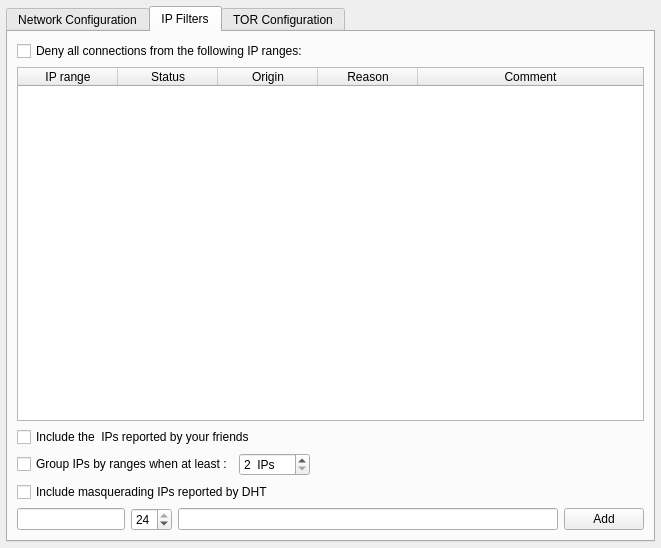
This is retroshare-gui/src/gui/settings/ServerPage.ui in RetroShare/RetroShare as Qt 5 draws it before an edit. The edited form follows.
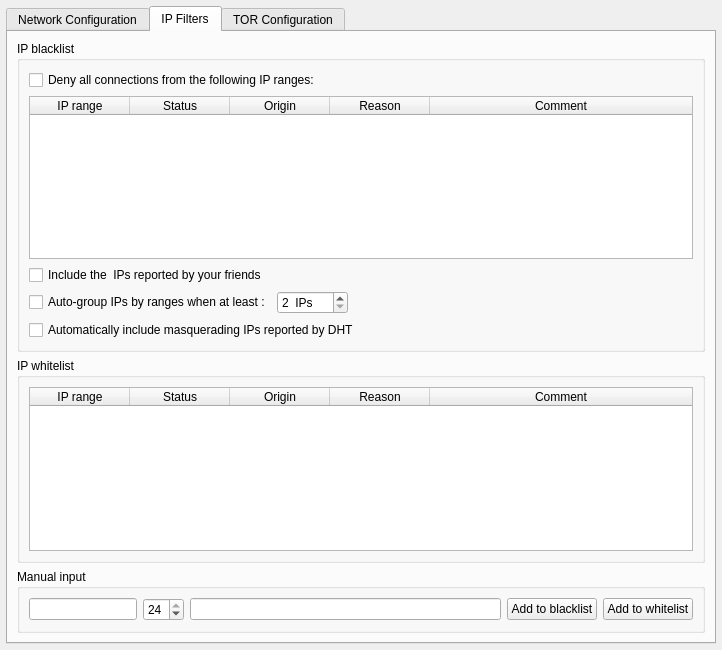
This is the edited form. Icons and pictures are not drawn.

Commit message: added whitelist system and GUI for it. Not used in pqissl yet.

```diff
--- a/retroshare-gui/src/gui/settings/ServerPage.ui
+++ b/retroshare-gui/src/gui/settings/ServerPage.ui
@@ -6,8 +6,8 @@
    <rect>
     <x>0</x>
     <y>0</y>
-    <width>661</width>
-    <height>548</height>
+    <width>722</width>
+    <height>650</height>
    </rect>
   </property>
   <layout class="QVBoxLayout" name="verticalLayout_3">
@@ -502,6 +502,12 @@
       <attribute name="title">
        <string>IP Filters</string>
       </attribute>
+      <layout class="QVBoxLayout" name="verticalLayout_11">
+       <item>
+        <widget class="QGroupBox" name="groupBox">
+         <property name="title">
+          <string>IP blacklist</string>
+         </property>
       <layout class="QVBoxLayout" name="verticalLayout_4">
        <item>
         <widget class="QCheckBox" name="denyAll_CB">
@@ -566,7 +572,7 @@
          <item>
           <widget class="QCheckBox" name="groupIPRanges_CB">
            <property name="text">
-            <string>Group IPs by ranges when at least :</string>
+               <string>Auto-group IPs by ranges when at least :</string>
            </property>
           </widget>
          </item>
@@ -601,10 +607,72 @@
        <item>
         <widget class="QCheckBox" name="includeFromDHT_CB">
          <property name="text">
-          <string>Include masquerading IPs reported by DHT</string>
+             <string>Automatically include masquerading IPs reported by DHT</string>
          </property>
         </widget>
        </item>
+         </layout>
+        </widget>
+       </item>
+       <item>
+        <widget class="QGroupBox" name="groupBox_2">
+         <property name="title">
+          <string>IP whitelist</string>
+         </property>
+         <layout class="QVBoxLayout" name="verticalLayout_9">
+          <item>
+           <widget class="QTableWidget" name="whiteListIpsTable">
+            <property name="contextMenuPolicy">
+             <enum>Qt::CustomContextMenu</enum>
+            </property>
+            <property name="toolTip">
+             <string>&lt;html&gt;&lt;head/&gt;&lt;body&gt;&lt;p&gt;White listed IPs are gathered from the following sources: IPs coming inside a manually exchanged certificate, IP ranges entered by you in this window, or in the security feed items.&lt;/p&gt;&lt;p&gt;The default behavior for Retroshare is to disallow connections to peers not in the white-list. You can change this behavior for each peer in the &amp;quot;Details&amp;quot; window of each Retroshare node. If not activated, connections will still be checked w.r.t. the whitelist, and the blacklit above, but will pass if not in the whitelist.&lt;/p&gt;&lt;/body&gt;&lt;/html&gt;</string>
+            </property>
+            <property name="alternatingRowColors">
+             <bool>true</bool>
+            </property>
+            <property name="sortingEnabled">
+             <bool>false</bool>
+            </property>
+            <attribute name="horizontalHeaderStretchLastSection">
+             <bool>true</bool>
+            </attribute>
+            <column>
+             <property name="text">
+              <string>IP range</string>
+             </property>
+            </column>
+            <column>
+             <property name="text">
+              <string>Status</string>
+             </property>
+            </column>
+            <column>
+             <property name="text">
+              <string>Origin</string>
+             </property>
+            </column>
+            <column>
+             <property name="text">
+              <string>Reason</string>
+             </property>
+            </column>
+            <column>
+             <property name="text">
+              <string>Comment</string>
+             </property>
+            </column>
+           </widget>
+          </item>
+         </layout>
+        </widget>
+       </item>
+       <item>
+        <widget class="QGroupBox" name="groupBox_3">
+         <property name="title">
+          <string>Manual input</string>
+         </property>
+         <layout class="QVBoxLayout" name="verticalLayout_10">
        <item>
         <layout class="QHBoxLayout" name="horizontalLayout_10">
          <item>
@@ -652,11 +720,21 @@
          <item>
           <widget class="QPushButton" name="ipInputAdd_PB">
            <property name="text">
-            <string>Add</string>
+               <string>Add to blacklist</string>
            </property>
           </widget>
          </item>
-        </layout>
+            <item>
+             <widget class="QPushButton" name="ipInputAddWhiteList_PB">
+              <property name="text">
+               <string>Add to whitelist</string>
+              </property>
+             </widget>
+            </item>
+           </layout>
+          </item>
+         </layout>
+        </widget>
        </item>
       </layout>
      </widget>
```
Left out of the diff: 4 changed lines with no effect on the pictures. Lines whose indentation alone changed are shown as unchanged. The commit also changes 5 other files.
